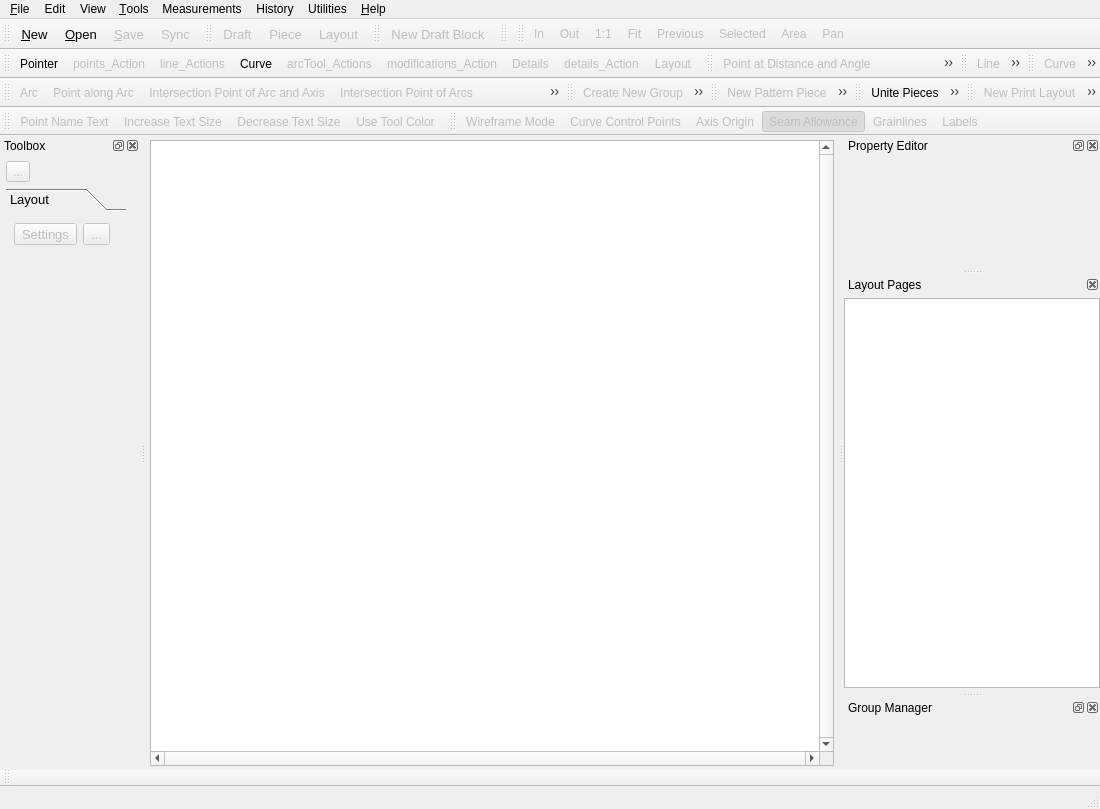
First picture: the form in src/app/seamly2d/mainwindow.ui, repository FashionFreedom/Seamly2D, before the edit.
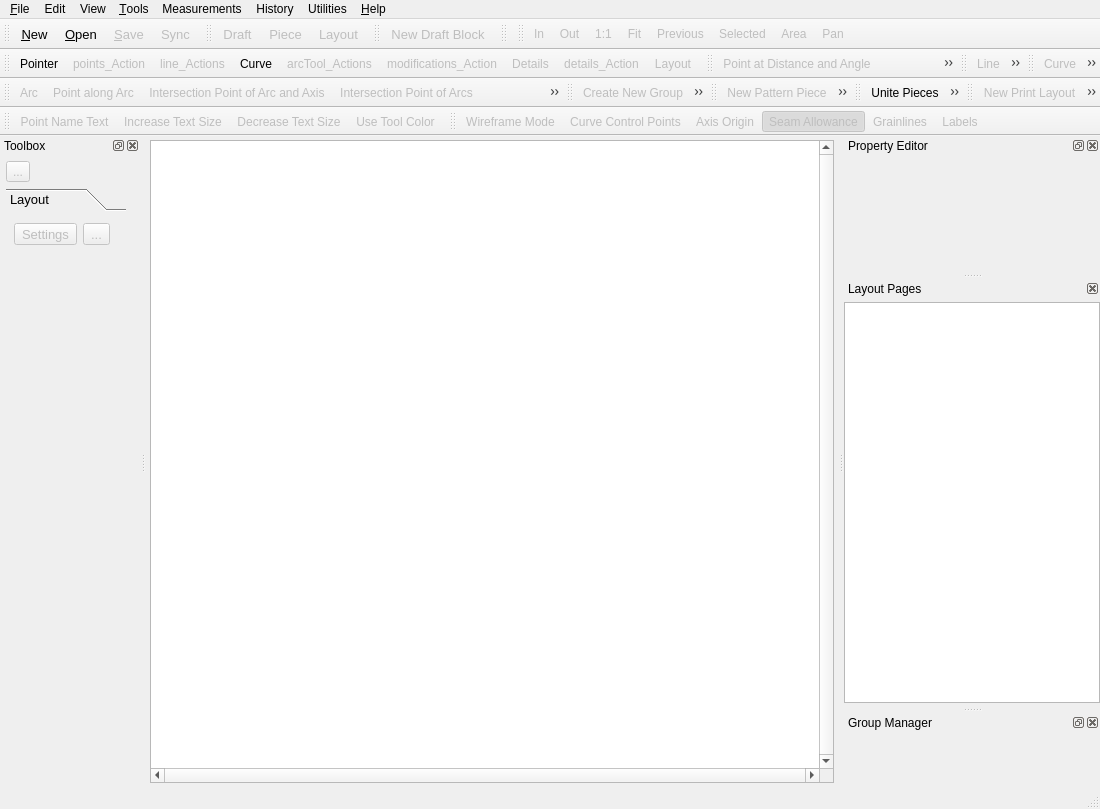
Second picture: the form after the edit. Icons and pictures are not drawn. Custom widgets are drawn as their Qt base class.

The edit to the form file:
```diff
--- a/src/app/seamly2d/mainwindow.ui
+++ b/src/app/seamly2d/mainwindow.ui
@@ -406,25 +406,6 @@
    </attribute>
    <addaction name="newDraft_Action"/>
   </widget>
-  <widget class="QToolBar" name="status_ToolBar">
-   <property name="font">
-    <font>
-     <pointsize>10</pointsize>
-    </font>
-   </property>
-   <property name="windowTitle">
-    <string>Status Toolbar</string>
-   </property>
-   <property name="toolButtonStyle">
-    <enum>Qt::ToolButtonTextUnderIcon</enum>
-   </property>
-   <attribute name="toolBarArea">
-    <enum>BottomToolBarArea</enum>
-   </attribute>
-   <attribute name="toolBarBreak">
-    <bool>false</bool>
-   </attribute>
-  </widget>
   <widget class="QToolBar" name="edit_Toolbar">
    <property name="enabled">
     <bool>true</bool>
```
Left out of the diff: 22 changed lines with no effect on the pictures.
